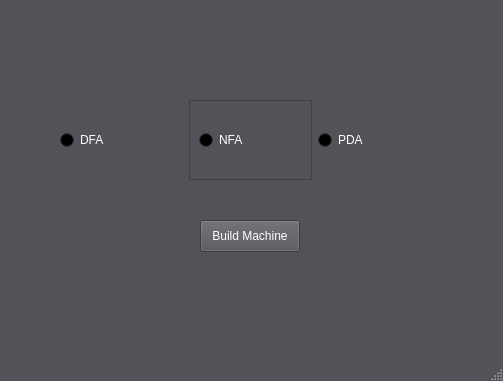
Before: the Qt Designer form FiniteStateMachinesApp/mainwindow.ui in noah2734/FiniteStateMachines, drawn with Qt 5.
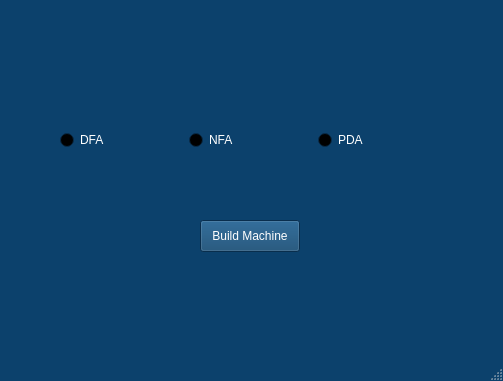
After: the same form once the commit is applied.

Diff of the .ui file:
```diff
--- a/FiniteStateMachinesApp/mainwindow.ui
+++ b/FiniteStateMachinesApp/mainwindow.ui
@@ -25,45 +25,45 @@
      <colorrole role="Button">
       <brush brushstyle="SolidPattern">
        <color alpha="255">
-        <red>82</red>
-        <green>83</green>
-        <blue>89</blue>
+        <red>12</red>
+        <green>65</green>
+        <blue>108</blue>
        </color>
       </brush>
      </colorrole>
      <colorrole role="Light">
       <brush brushstyle="SolidPattern">
        <color alpha="255">
-        <red>123</red>
-        <green>125</green>
-        <blue>133</blue>
+        <red>18</red>
+        <green>98</green>
+        <blue>161</blue>
        </color>
       </brush>
      </colorrole>
      <colorrole role="Midlight">
       <brush brushstyle="SolidPattern">
        <color alpha="255">
-        <red>102</red>
-        <green>104</green>
-        <blue>111</blue>
+        <red>15</red>
+        <green>81</green>
+        <blue>134</blue>
        </color>
       </brush>
      </colorrole>
      <colorrole role="Dark">
       <brush brushstyle="SolidPattern">
        <color alpha="255">
-        <red>41</red>
-        <green>42</green>
-        <blue>44</blue>
+        <red>6</red>
+        <green>33</green>
+        <blue>54</blue>
        </color>
       </brush>
      </colorrole>
      <colorrole role="Mid">
       <brush brushstyle="SolidPattern">
        <color alpha="255">
-        <red>55</red>
-        <green>56</green>
-        <blue>59</blue>
+        <red>8</red>
+        <green>43</green>
+        <blue>72</blue>
        </color>
       </brush>
      </colorrole>
@@ -106,9 +106,9 @@
      <colorrole role="Window">
       <brush brushstyle="SolidPattern">
        <color alpha="255">
-        <red>82</red>
-        <green>83</green>
-        <blue>89</blue>
+        <red>12</red>
+        <green>65</green>
+        <blue>108</blue>
        </color>
       </brush>
      </colorrole>
@@ -124,9 +124,9 @@
      <colorrole role="AlternateBase">
       <brush brushstyle="SolidPattern">
        <color alpha="255">
-        <red>41</red>
-        <green>41</green>
-        <blue>44</blue>
+        <red>6</red>
+        <green>32</green>
+        <blue>54</blue>
        </color>
       </brush>
      </colorrole>
@@ -171,45 +171,45 @@
      <colorrole role="Button">
       <brush brushstyle="SolidPattern">
        <color alpha="255">
-        <red>82</red>
-        <green>83</green>
-        <blue>89</blue>
+        <red>12</red>
+        <green>65</green>
+        <blue>108</blue>
        </color>
       </brush>
      </colorrole>
      <colorrole role="Light">
       <brush brushstyle="SolidPattern">
        <color alpha="255">
-        <red>123</red>
-        <green>125</green>
-        <blue>133</blue>
+        <red>18</red>
+        <green>98</green>
+        <blue>161</blue>
        </color>
       </brush>
      </colorrole>
      <colorrole role="Midlight">
       <brush brushstyle="SolidPattern">
        <color alpha="255">
-        <red>102</red>
-        <green>104</green>
-        <blue>111</blue>
+        <red>15</red>
+        <green>81</green>
+        <blue>134</blue>
        </color>
       </brush>
      </colorrole>
      <colorrole role="Dark">
       <brush brushstyle="SolidPattern">
        <color alpha="255">
-        <red>41</red>
-        <green>42</green>
-        <blue>44</blue>
+        <red>6</red>
+        <green>33</green>
+        <blue>54</blue>
        </color>
       </brush>
      </colorrole>
      <colorrole role="Mid">
       <brush brushstyle="SolidPattern">
        <color alpha="255">
-        <red>55</red>
-        <green>56</green>
-        <blue>59</blue>
+        <red>8</red>
+        <green>43</green>
+        <blue>72</blue>
        </color>
       </brush>
      </colorrole>
@@ -252,9 +252,9 @@
      <colorrole role="Window">
       <brush brushstyle="SolidPattern">
        <color alpha="255">
-        <red>82</red>
-        <green>83</green>
-        <blue>89</blue>
+        <red>12</red>
+        <green>65</green>
+        <blue>108</blue>
        </color>
       </brush>
      </colorrole>
@@ -270,9 +270,9 @@
      <colorrole role="AlternateBase">
       <brush brushstyle="SolidPattern">
        <color alpha="255">
-        <red>41</red>
-        <green>41</green>
-        <blue>44</blue>
+        <red>6</red>
+        <green>32</green>
+        <blue>54</blue>
        </color>
       </brush>
      </colorrole>
@@ -308,63 +308,63 @@
      <colorrole role="WindowText">
       <brush brushstyle="SolidPattern">
        <color alpha="255">
-        <red>41</red>
-        <green>42</green>
-        <blue>44</blue>
+        <red>6</red>
+        <green>33</green>
+        <blue>54</blue>
        </color>
       </brush>
      </colorrole>
      <colorrole role="Button">
       <brush brushstyle="SolidPattern">
        <color alpha="255">
-        <red>82</red>
-        <green>83</green>
-        <blue>89</blue>
+        <red>12</red>
+        <green>65</green>
+        <blue>108</blue>
        </color>
       </brush>
      </colorrole>
      <colorrole role="Light">
       <brush brushstyle="SolidPattern">
        <color alpha="255">
-        <red>123</red>
-        <green>125</green>
-        <blue>133</blue>
+        <red>18</red>
+        <green>98</green>
+        <blue>161</blue>
        </color>
       </brush>
      </colorrole>
      <colorrole role="Midlight">
       <brush brushstyle="SolidPattern">
        <color alpha="255">
-        <red>102</red>
-        <green>104</green>
-        <blue>111</blue>
+        <red>15</red>
+        <green>81</green>
+        <blue>134</blue>
        </color>
       </brush>
      </colorrole>
      <colorrole role="Dark">
       <brush brushstyle="SolidPattern">
        <color alpha="255">
-        <red>41</red>
-        <green>42</green>
-        <blue>44</blue>
+        <red>6</red>
+        <green>33</green>
+        <blue>54</blue>
        </color>
       </brush>
      </colorrole>
      <colorrole role="Mid">
       <brush brushstyle="SolidPattern">
        <color alpha="255">
-        <red>55</red>
-        <green>56</green>
-        <blue>59</blue>
+        <red>8</red>
+        <green>43</green>
+        <blue>72</blue>
        </color>
       </brush>
      </colorrole>
      <colorrole role="Text">
       <brush brushstyle="SolidPattern">
        <color alpha="255">
-        <red>41</red>
-        <green>42</green>
-        <blue>44</blue>
+        <red>6</red>
+        <green>33</green>
+        <blue>54</blue>
        </color>
       </brush>
      </colorrole>
@@ -380,27 +380,27 @@
      <colorrole role="ButtonText">
       <brush brushstyle="SolidPattern">
        <color alpha="255">
-        <red>41</red>
-        <green>42</green>
-        <blue>44</blue>
+        <red>6</red>
+        <green>33</green>
+        <blue>54</blue>
        </color>
       </brush>
      </colorrole>
      <colorrole role="Base">
       <brush brushstyle="SolidPattern">
        <color alpha="255">
-        <red>82</red>
-        <green>83</green>
-        <blue>89</blue>
+        <red>12</red>
+        <green>65</green>
+        <blue>108</blue>
        </color>
       </brush>
      </colorrole>
      <colorrole role="Window">
       <brush brushstyle="SolidPattern">
        <color alpha="255">
-        <red>82</red>
-        <green>83</green>
-        <blue>89</blue>
+        <red>12</red>
+        <green>65</green>
+        <blue>108</blue>
        </color>
       </brush>
      </colorrole>
@@ -416,9 +416,9 @@
      <colorrole role="AlternateBase">
       <brush brushstyle="SolidPattern">
        <color alpha="255">
-        <red>82</red>
-        <green>83</green>
-        <blue>89</blue>
+        <red>12</red>
+        <green>65</green>
+        <blue>108</blue>
        </color>
       </brush>
      </colorrole>
@@ -443,9 +443,9 @@
      <colorrole role="PlaceholderText">
       <brush brushstyle="SolidPattern">
        <color alpha="127">
-        <red>41</red>
-        <green>42</green>
-        <blue>44</blue>
+        <red>6</red>
+        <green>33</green>
+        <blue>54</blue>
        </color>
       </brush>
      </colorrole>
@@ -487,26 +487,10 @@
       </widget>
      </item>
      <item>
-      <widget class="QFrame" name="frame">
-       <property name="frameShape">
-        <enum>QFrame::StyledPanel</enum>
+      <widget class="QRadioButton" name="NFARadio">
+       <property name="text">
+        <string>NFA</string>
        </property>
-       <property name="frameShadow">
-        <enum>QFrame::Raised</enum>
-       </property>
-       <widget class="QRadioButton" name="NFARadio">
-        <property name="geometry">
-         <rect>
-          <x>10</x>
-          <y>30</y>
-          <width>90</width>
-          <height>20</height>
-         </rect>
-        </property>
-        <property name="text">
-         <string>NFA</string>
-        </property>
-       </widget>
       </widget>
      </item>
      <item>
```
Left out of the diff: 2 changed lines with no effect on the pictures.
